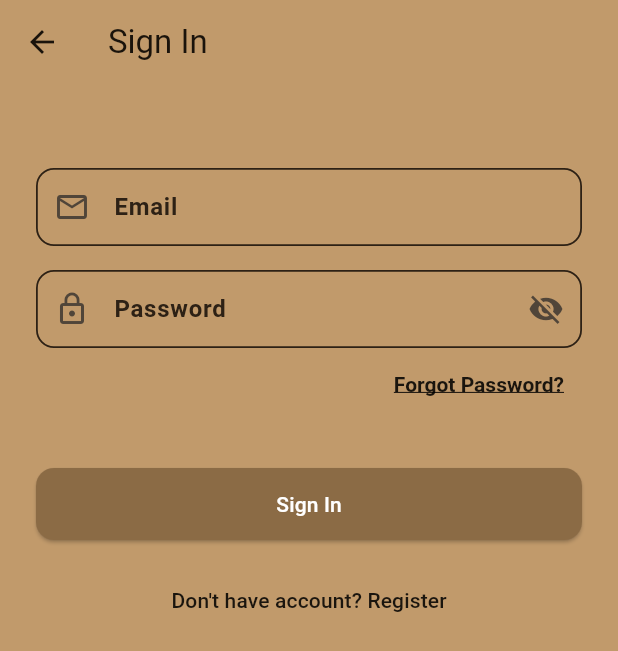
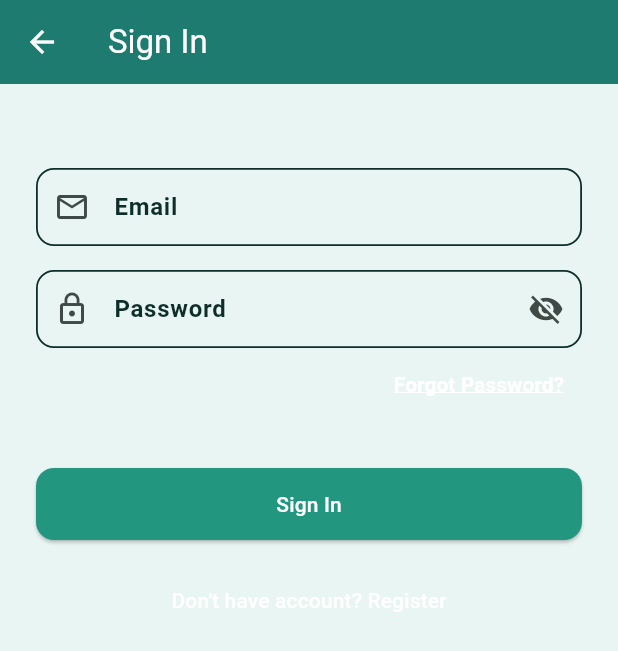
Before and after one commit to MustafaElayyan/Roommater, a Flutter app: the screen it shows after launch, after a tap on "Skip", after a tap on "SIGN IN", on a phone screen of 412 x 824 dp. Shown: the top 651 px of the screen. Run offline on Flutter 3.47's test engine with Material 3 defaults, Android fonts, the phone set to English and light mode, and no system bars; our stand-ins replace cloud_firestore, firebase_auth, firebase_core, firebase_storage, flutter_riverpod, go_router; accounts and stored records are empty.

Commit message:
feat: apply new teal theme and auth/onboarding UI visibility updates
Co-authored-by: 5maaaaaaaaaaaa7 <64691607+5maaaaaaaaaaaa7@users.noreply.github.com>
Agent-Logs-Url: https://github.com/MustafaElayyan/Roommater/sessions/38648c1c-7b15-44f7-9719-ee04f321c8ed

```diff
--- a/lib/core/theme/app_colors.dart
+++ b/lib/core/theme/app_colors.dart
@@ -5,23 +5,23 @@ import 'package:flutter/material.dart';
 /// Use only these constants throughout the app to ensure visual consistency.
 abstract final class AppColors {
   // Primary brand colours
-  static const Color primary = Color(0xFFC19A6B);
-  static const Color primaryDark = Color(0xFF8B6B45);
-  static const Color primaryLight = Color(0xFFD8BE9B);
+  static const Color primary = Color(0xFF1D7B6F);
+  static const Color primaryDark = Color(0xFF13524A);
+  static const Color primaryLight = Color(0xFF23967F);
 
   // Accent
-  static const Color accent = Color(0xFFFF7043);
+  static const Color accent = Color(0xFF23967F);
 
   // Neutral
-  static const Color backgroundLight = Color(0xFFC19A6B);
-  static const Color backgroundDark = Color(0xFFC19A6B);
+  static const Color backgroundLight = Color(0xFFE8F5F2);
+  static const Color backgroundDark = Color(0xFF13524A);
   static const Color surfaceLight = Color(0xFFFFFFFF);
-  static const Color surfaceDark = Color(0xFF4D3924);
+  static const Color surfaceDark = Color(0xFF0E3D37);
 
   // Text
-  static const Color textPrimary = Color(0xFF2D2115);
-  static const Color textSecondary = Color(0xFF4D3924);
-  static const Color textOnPrimary = Color(0xFF1A130B);
+  static const Color textPrimary = Color(0xFF0E2E29);
+  static const Color textSecondary = Color(0xFF13524A);
+  static const Color textOnPrimary = Color(0xFFFFFFFF);
 
   // Status
   static const Color success = Color(0xFF4CAF50);
--- a/lib/core/theme/app_theme.dart
+++ b/lib/core/theme/app_theme.dart
@@ -43,7 +43,7 @@ abstract final class AppTheme {
         ),
         elevatedButtonTheme: ElevatedButtonThemeData(
           style: ElevatedButton.styleFrom(
-            backgroundColor: AppColors.primaryDark,
+            backgroundColor: AppColors.primaryLight,
             foregroundColor: Colors.white,
             minimumSize: const Size(double.infinity, 48),
             shape: const RoundedRectangleBorder(
@@ -65,7 +65,7 @@ abstract final class AppTheme {
           focusedBorder: const OutlineInputBorder(
             borderRadius: _inputBorderRadius,
             borderSide: BorderSide(
-              color: AppColors.primaryDark,
+              color: AppColors.primary,
               width: 2,
             ),
           ),
@@ -86,7 +86,7 @@ abstract final class AppTheme {
           disabledBorder: const OutlineInputBorder(
             borderRadius: _inputBorderRadius,
             borderSide: BorderSide(
-              color: Color(0x994D3924),
+              color: Color(0x9913524A),
               width: 1.2,
             ),
           ),
@@ -100,19 +100,19 @@ abstract final class AppTheme {
           seedColor: AppColors.primary,
           brightness: Brightness.dark,
           primary: AppColors.primaryDark,
-          onPrimary: Colors.white,
+          onPrimary: AppColors.textOnPrimary,
           surface: AppColors.surfaceDark,
           onSurface: Colors.white,
         ),
-        scaffoldBackgroundColor: AppColors.primary,
+        scaffoldBackgroundColor: AppColors.backgroundDark,
         appBarTheme: const AppBarTheme(
           backgroundColor: AppColors.primaryDark,
-          foregroundColor: Colors.white,
+          foregroundColor: AppColors.textOnPrimary,
           elevation: 0,
         ),
         elevatedButtonTheme: ElevatedButtonThemeData(
           style: ElevatedButton.styleFrom(
-            backgroundColor: AppColors.surfaceDark,
+            backgroundColor: AppColors.primaryLight,
             foregroundColor: Colors.white,
             minimumSize: const Size(double.infinity, 48),
             shape: const RoundedRectangleBorder(
@@ -134,7 +134,7 @@ abstract final class AppTheme {
           focusedBorder: const OutlineInputBorder(
             borderRadius: _inputBorderRadius,
             borderSide: BorderSide(
-              color: AppColors.primaryLight,
+              color: AppColors.primary,
               width: 2,
             ),
           ),
--- a/lib/features/auth/presentation/screens/auth_choice_screen.dart
+++ b/lib/features/auth/presentation/screens/auth_choice_screen.dart
@@ -9,7 +9,8 @@ import '../controllers/guest_provider.dart';
 class AuthChoiceScreen extends ConsumerWidget {
   const AuthChoiceScreen({super.key});
 
-  static const Color _camelBackground = Color(0xFFC19A6B);
+  static const Color _darkTealBackground = Color(0xFF13524A);
+  static const Color _darkTeal = Color(0xFF13524A);
   static const double _maxActionsWidth = 420;
 
   Widget _buildActionButton({
@@ -22,10 +23,10 @@ class AuthChoiceScreen extends ConsumerWidget {
         onPressed: onPressed,
         style: ElevatedButton.styleFrom(
           backgroundColor: Colors.white,
-          foregroundColor: Colors.black87,
+          foregroundColor: _darkTeal,
           shape: const StadiumBorder(),
           side: const BorderSide(
-            color: Colors.black54,
+            color: _darkTeal,
             width: 2,
           ),
           textStyle: const TextStyle(
@@ -44,21 +45,21 @@ class AuthChoiceScreen extends ConsumerWidget {
       child: Row(
         children: [
           const Expanded(
-            child: Divider(color: Colors.black54, thickness: 1),
+            child: Divider(color: Colors.white70, thickness: 1),
           ),
           Padding(
             padding: const EdgeInsets.symmetric(horizontal: 12),
             child: Text(
               'OR',
               style: const TextStyle(
-                color: Colors.black54,
+                color: Colors.white70,
                 fontWeight: FontWeight.w600,
                 letterSpacing: 1,
               ),
             ),
           ),
           const Expanded(
-            child: Divider(color: Colors.black54, thickness: 1),
+            child: Divider(color: Colors.white70, thickness: 1),
           ),
         ],
       ),
@@ -68,7 +69,7 @@ class AuthChoiceScreen extends ConsumerWidget {
   @override
   Widget build(BuildContext context, WidgetRef ref) {
     return Scaffold(
-      backgroundColor: _camelBackground,
+      backgroundColor: _darkTealBackground,
       body: SafeArea(
         child: Padding(
           padding: const EdgeInsets.all(24),
@@ -76,11 +77,35 @@ class AuthChoiceScreen extends ConsumerWidget {
             crossAxisAlignment: CrossAxisAlignment.stretch,
             children: [
               const SizedBox(height: 32),
+              Center(
+                child: Image.asset(
+                  'Logo.png',
+                  height: 120,
+                ),
+              ),
+              const SizedBox(height: 20),
+              Text(
+                'Welcome to Roommater',
+                style: Theme.of(context).textTheme.headlineMedium?.copyWith(
+                      fontWeight: FontWeight.bold,
+                      color: Colors.white,
+                    ),
+                textAlign: TextAlign.center,
+              ),
+              const SizedBox(height: 8),
+              Text(
+                'Your shared living, simplified',
+                style: Theme.of(
+                  context,
+                ).textTheme.bodyLarge?.copyWith(color: Colors.white70),
+                textAlign: TextAlign.center,
+              ),
+              const SizedBox(height: 24),
               Text(
                 'Choose how you want to continue',
                 style: Theme.of(context).textTheme.headlineSmall?.copyWith(
                       fontWeight: FontWeight.bold,
-                      color: Colors.black87,
+                      color: Colors.white,
                     ),
                 textAlign: TextAlign.center,
               ),
@@ -89,7 +114,7 @@ class AuthChoiceScreen extends ConsumerWidget {
                 'Create a new team account or sign in to keep organizing your shared lifestyle together.',
                 style: Theme.of(
                   context,
-                ).textTheme.bodyMedium?.copyWith(color: Colors.black87),
+                ).textTheme.bodyMedium?.copyWith(color: Colors.white70),
                 textAlign: TextAlign.center,
               ),
               Expanded(
--- a/lib/features/auth/presentation/screens/login_screen.dart
+++ b/lib/features/auth/presentation/screens/login_screen.dart
@@ -19,7 +19,7 @@ class _LoginScreenState extends ConsumerState<LoginScreen> {
   final _formKey = GlobalKey<FormState>();
   final _emailController = TextEditingController();
   final _passwordController = TextEditingController();
-  static const Color _actionTextColor = Colors.black87;
+  static const Color _actionTextColor = Colors.white;
 
   @override
   void dispose() {
--- a/lib/features/auth/presentation/screens/register_screen.dart
+++ b/lib/features/auth/presentation/screens/register_screen.dart
@@ -83,6 +83,9 @@ class _RegisterScreenState extends ConsumerState<RegisterScreen> {
               const SizedBox(height: 16),
               TextButton(
                 onPressed: () => context.pushReplacement(AppRoutes.login),
+                style: TextButton.styleFrom(
+                  foregroundColor: Colors.white,
+                ),
                 child: const Text('Already have an account? Sign In'),
               ),
             ],
--- a/lib/features/onboarding/presentation/screens/onboarding_screen.dart
+++ b/lib/features/onboarding/presentation/screens/onboarding_screen.dart
@@ -31,8 +31,6 @@ class _OnboardingScreenState extends ConsumerState<OnboardingScreen> {
     final currentIndex = ref.watch(onboardingPageIndexProvider);
     final pages = ref.watch(onboardingPagesProvider);
     final isLastPage = currentIndex == pages.length - 1;
-    final colorScheme = Theme.of(context).colorScheme;
-
     return Scaffold(
       body: SafeArea(
         child: Padding(
@@ -96,8 +94,8 @@ class _OnboardingScreenState extends ConsumerState<OnboardingScreen> {
                     margin: const EdgeInsets.symmetric(horizontal: 4),
                     decoration: BoxDecoration(
                       color: currentIndex == index
-                          ? colorScheme.primary
-                          : colorScheme.onSurface.withValues(alpha: 0.3),
+                          ? Colors.white
+                          : Colors.white.withOpacity(0.4),
                       shape: BoxShape.circle,
                     ),
                   ),
--- a/pubspec.yaml
+++ b/pubspec.yaml
@@ -32,3 +32,4 @@ flutter:
   uses-material-design: true
   assets:
     - assets/illustrations/
+    - Logo.png
```
Also changed, not shown: 1 other file.
